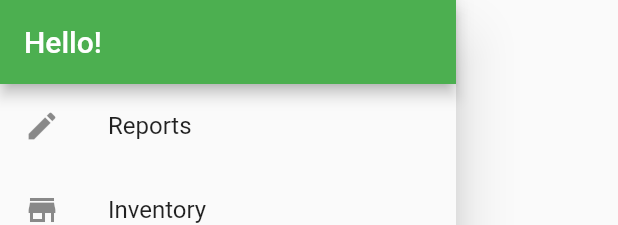
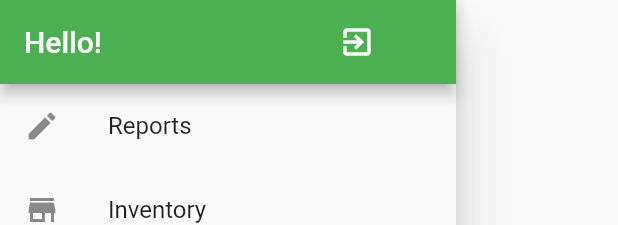
Before and after one commit to Asafvm/project_ts_2020, a Flutter app: the CustomDrawer widget shown alone on an empty page, opened directly, on a phone screen of 412 x 824 dp. Shown: the top 225 px of the screen. Run offline on Flutter 3.47's test engine with Material 2 defaults, Android fonts, the phone set to English and light mode, and no system bars; our stand-ins replace cloud_firestore, cloud_functions, contacts_service, file_picker, firebase_auth, firebase_storage; missing offline and left inert: flutter_pdfview, positioned_tap_detector; accounts and stored records are empty.

```diff
--- /dev/null
+++ b/lib/models/team.dart
@@ -0,0 +1,9 @@
+class Team {
+  String id;
+  String name;
+
+  Team({this.id, this.name});
+
+  String get getTeamId => this.id;
+  String get getTeamName => this.name;
+}
--- a/lib/screens/main_screen.dart
+++ b/lib/screens/main_screen.dart
@@ -1,5 +1,3 @@
-import 'dart:math';
-
 import 'package:cloud_firestore/cloud_firestore.dart';
 import 'package:flutter/material.dart';
 import 'package:teamshare/screens/team_create_screen.dart';
--- a/lib/widgets/custom_drawer.dart
+++ b/lib/widgets/custom_drawer.dart
@@ -8,7 +8,21 @@ class CustomDrawer extends StatelessWidget {
       child: Column(
         children: <Widget>[
           AppBar(
-            title: Text('Hello!'),
+            title: Row(
+              mainAxisAlignment: MainAxisAlignment.spaceBetween,
+              children: [
+                Text('Hello!'),
+                FlatButton.icon(
+                    onPressed: () {
+                      //TODO: log out of current team
+                    },
+                    icon: Icon(
+                      Icons.exit_to_app,
+                      color: Colors.white,
+                    ),
+                    label: Text(""))
+              ],
+            ),
             automaticallyImplyLeading: false,
           ),
           ListTile(
```
Also changed, not shown: lib/main.dart (+0 -30 lines), lib/providers/firebase_firestore_provider.dart (+7 -1 lines), lib/providers/team_provider.dart (+20 -7 lines), lib/screens/device_list_screen.dart (+10 -1 lines), lib/screens/team_home_screen.dart (added, +73 -0 lines), lib/widgets/team_thumbnail.dart (+11 -2 lines), 1 other file.
